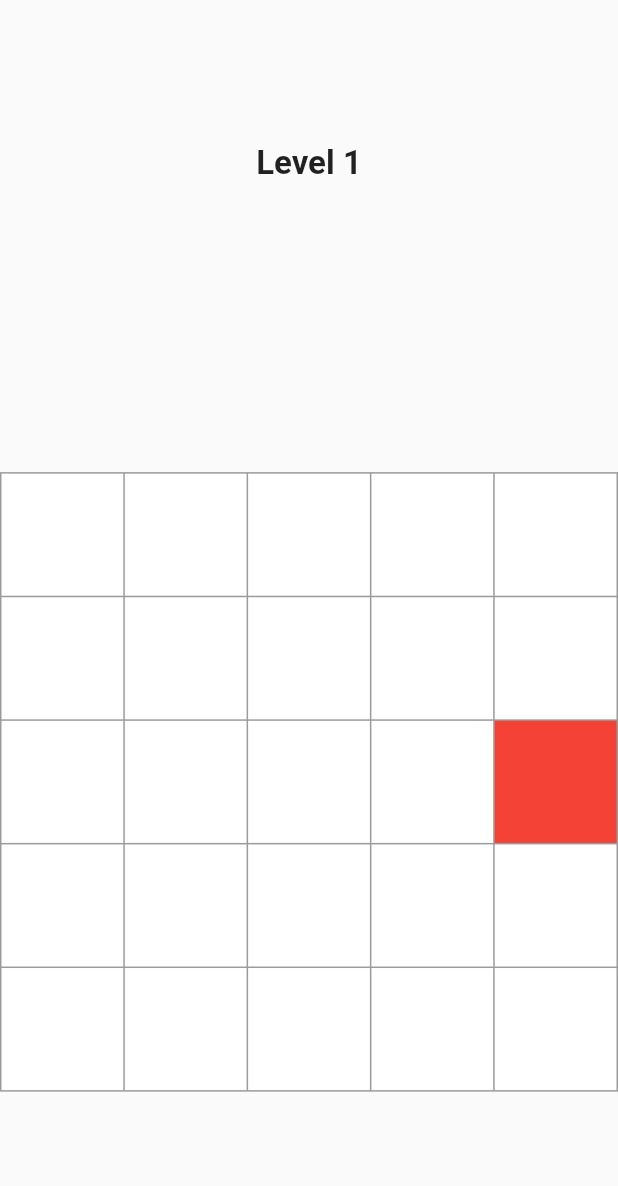
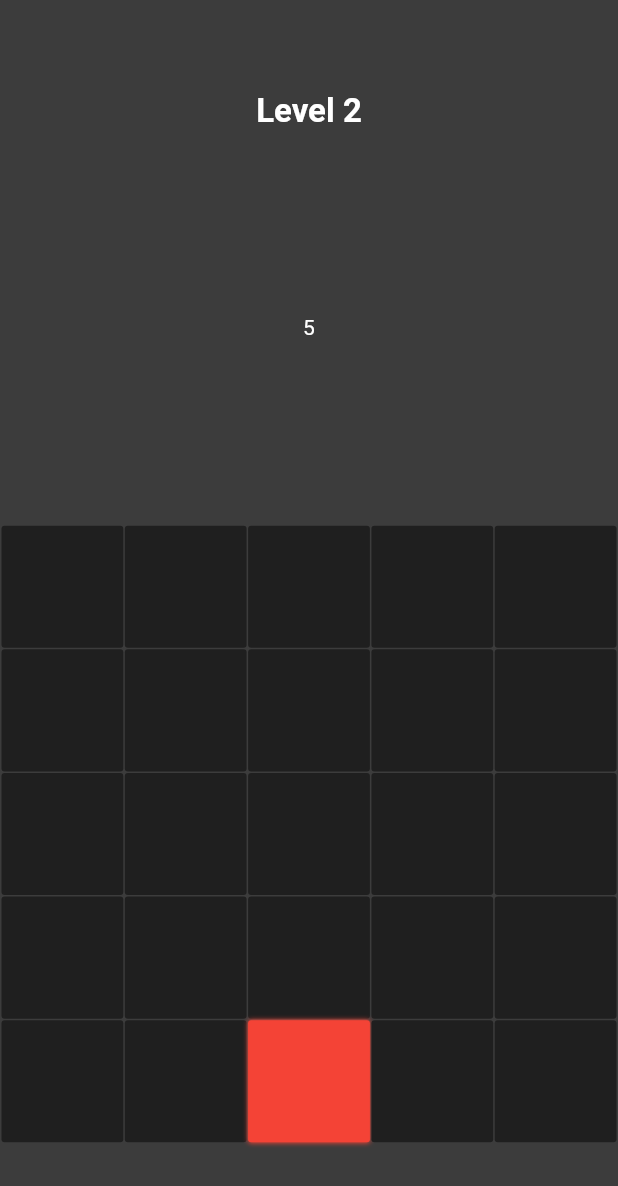
Before and after one commit to schmeff/block-drop, a Flutter app: the screen it shows after launch, after a tap on an icon or button, on a phone screen of 412 x 824 dp. Shown: the top 1186 px of the screen. Run offline on Flutter 3.47's test engine with Material 2 defaults, Android fonts, the phone set to English and light mode, and no system bars.

Commit message:
BD-2 - Figure out theme

```diff
--- a/lib/data/levels_data.dart
+++ b/lib/data/levels_data.dart
@@ -14,20 +14,20 @@ class LevelsData {
       "blockCount": 5
     },
     2: {
-      "number": 1,
+      "number": 2,
       "levelDimensions": {"rows": 5, "columns": 5},
       "enemies": [
         {
           "id": 0,
           "position": {"row": 4, "column": 0},
           "status": 1,
-          "route": [0, 0, 1, 1]
+          "route": [2, 2, 3, 3]
         }
       ],
       "blockCount": 5
     },
     3: {
-      "number": 1,
+      "number": 3,
       "levelDimensions": {"rows": 5, "columns": 5},
       "enemies": [
         {
--- a/lib/main.dart
+++ b/lib/main.dart
@@ -30,7 +30,8 @@ class MyApp extends StatelessWidget {
     return MaterialApp(
       title: 'Game',
       theme: ThemeData(
-        primarySwatch: Colors.blue,
+        brightness: Brightness.dark,
+        primaryColor: Colors.teal,
         visualDensity: VisualDensity.adaptivePlatformDensity,
       ),
       home: LevelSelectScreen(),
--- a/lib/providers/block.dart
+++ b/lib/providers/block.dart
@@ -3,9 +3,19 @@ import 'package:collection/collection.dart';
 
 import '../exceptions/block_exception.dart';
 
-enum Direction { UP, DOWN, LEFT, RIGHT, NONE } // DO NOT CHANGE THE ORDER THESE ARE LISTED IN
+enum Direction {
+  UP,
+  DOWN,
+  LEFT,
+  RIGHT,
+  NONE
+} // DO NOT CHANGE THE ORDER THESE ARE LISTED IN
 
-enum BlockStatus { ALLY, ENEMY, EMPTY } // DO NOT CHANGE THE ORDER THESE ARE LISTED IN
+enum BlockStatus {
+  ALLY,
+  ENEMY,
+  EMPTY
+} // DO NOT CHANGE THE ORDER THESE ARE LISTED IN
 
 class Position {
   int _row;
@@ -21,10 +31,7 @@ class Position {
     return this._column;
   }
 
-  Map toJson() => {
-    'row': this._row,
-    'column': this._column
-  };
+  Map toJson() => {'row': this._row, 'column': this._column};
 }
 
 class Block {
@@ -90,15 +97,16 @@ class Block {
     if (this._currentDirectionIndex >= _route.length) {
       this._currentDirectionIndex = 0;
     }
-    this._currentDirectionIndex = this._currentDirectionIndex >= _route.length - 1
+    this._currentDirectionIndex =
+        this._currentDirectionIndex >= _route.length - 1
             ? 0
             : this._currentDirectionIndex + 1;
   }
 
   Color get color {
-    if (status == BlockStatus.ALLY) return Colors.blue;
+    if (status == BlockStatus.ALLY) return Colors.teal;
     if (status == BlockStatus.ENEMY) return Colors.red;
 
-    return Colors.white;
+    return Color.fromRGBO(31, 31, 31, 1);
   }
 }
--- a/lib/providers/map.dart
+++ b/lib/providers/map.dart
@@ -9,6 +9,7 @@ class Map with ChangeNotifier {
   List<List<Block>> _map;
   List<Block> _enemies = List();
   int _blockCount;
+  List<int> _enemiesToBeRemoved = List();
 
   List<List<Block>> get map {
     return this._map;
@@ -73,6 +74,10 @@ class Map with ChangeNotifier {
           }
           enemy.incrementDirection();
         });
+        this
+            ._enemiesToBeRemoved
+            .forEach((enemyId) => this._removeEnemy(enemyId));
+        this._enemiesToBeRemoved.clear();
         _moveEnemies();
         notifyListeners();
       }
@@ -95,7 +100,7 @@ class Map with ChangeNotifier {
     _markCellAsEmpty(enemy.position.row, enemy.position.column);
     if (this._map[enemy.position.row - 1][enemy.position.column].status ==
         BlockStatus.ALLY) {
-      this._removeEnemy(enemy.id);
+      this._enemiesToBeRemoved.add(enemy.id);
     } else {
       enemy.setPosition(enemy.position.row - 1, enemy.position.column);
       this._map[enemy.position.row][enemy.position.column] = enemy;
@@ -109,7 +114,9 @@ class Map with ChangeNotifier {
   }
 
   dropBlock(int column) {
-    if (this._map[0][column].status == BlockStatus.EMPTY) {
+    if (this._map[0][column].status == BlockStatus.EMPTY &&
+        this._blockCount > 0) {
+      this._blockCount -= 1;
       this._map[0][column] =
           Block(Position(0, column), BlockStatus.ALLY, [Direction.DOWN]);
       notifyListeners();
@@ -135,6 +142,7 @@ class Map with ChangeNotifier {
         this._map[row + 1][column].status == BlockStatus.ENEMY) {
       this._markCellAsEmpty(row, column);
       if (this._map[row + 1][column].status == BlockStatus.ENEMY) {
+        this._blockCount += 1;
         this._removeEnemy(this._map[row + 1][column].id);
       }
       this._markCellAsAlly(row + 1, column);
@@ -146,4 +154,10 @@ class Map with ChangeNotifier {
   _removeEnemy(int id) {
     this._enemies.removeWhere((enemy) => enemy.id == id);
   }
+
+  clearMap() {
+    if (this._enemies.length > 0) {
+      this._enemies = [];
+    }
+  }
 }
--- a/lib/screens/game_screen.dart
+++ b/lib/screens/game_screen.dart
@@ -1,6 +1,10 @@
 import 'package:flutter/material.dart';
+import 'package:provider/provider.dart';
 
 import '../widgets/map_layout.dart';
+
+import '../providers/map.dart';
+import '../providers/levels.dart';
 
 class GameScreen extends StatefulWidget {
   static const routeName = '/game';
@@ -12,8 +16,14 @@ class GameScreen extends StatefulWidget {
 class _GameScreenState extends State<GameScreen> {
   @override
   Widget build(BuildContext context) {
-    return Scaffold(
+    return WillPopScope(
+      onWillPop: () async {
+        Provider.of<Map>(context, listen: false).clearMap();
+        return true;
+      },
+      child: Scaffold(
         body: Container(
+          color: Color.fromRGBO(60, 60, 60, 1),
           height: MediaQuery.of(context).size.height,
           width: MediaQuery.of(context).size.width,
           child: Column(
@@ -21,11 +31,13 @@ class _GameScreenState extends State<GameScreen> {
             mainAxisAlignment: MainAxisAlignment.spaceAround,
             children: <Widget>[
               Text(
-              "Level 1",
+                "Level ${Provider.of<Levels>(context, listen: false).currentLevelNumber}",
                 style: TextStyle(fontSize: 22.0, fontWeight: FontWeight.bold),
               ),
+              Text(Provider.of<Map>(context).blockCount.toString()),
               MapLayout(),
             ],
+          ),
         ),
       ),
     );
--- a/lib/widgets/levels_grid_item.dart
+++ b/lib/widgets/levels_grid_item.dart
@@ -19,10 +19,10 @@ class LevelsGridItem extends StatelessWidget {
           levelNumber.toString(),
           style: TextStyle(color: Colors.white, fontSize: 20),
         ),
-        color: Theme.of(context).primaryColor,
       ),
-      onTap: (){
-        Provider.of<Levels>(context, listen: false).setCurrentLevelNumber(this.levelNumber);
+      onTap: () {
+        Provider.of<Levels>(context, listen: false)
+            .setCurrentLevelNumber(this.levelNumber);
         Navigator.of(context).pushNamed(GameScreen.routeName);
       },
     );
--- a/lib/widgets/map_cell.dart
+++ b/lib/widgets/map_cell.dart
@@ -14,11 +14,25 @@ class MapCell extends StatelessWidget {
     return Flexible(
       child: GestureDetector(
         onTap: () {
-          Provider.of<Map>(context, listen: false).dropBlock(_block.position.column);
+          Provider.of<Map>(context, listen: false)
+              .dropBlock(_block.position.column);
         },
         child: Container(
           margin: EdgeInsets.all(0.5),
-          color: _block.color,
+          decoration: BoxDecoration(
+            color: _block.color,
+            borderRadius: BorderRadius.circular(2.0),
+            boxShadow: _block.color != Color.fromRGBO(31, 31, 31, 1)
+                ? [
+                    BoxShadow(
+                      color: _block.color,
+                      blurRadius: 2.0,
+                      spreadRadius: 0.0,
+                      offset: Offset(0.0, 0.0),
+                    )
+                  ]
+                : null,
+          ),
         ),
       ),
     );
--- a/lib/widgets/map_layout.dart
+++ b/lib/widgets/map_layout.dart
@@ -24,7 +24,7 @@ class MapLayout extends StatelessWidget {
     var mapHeight = MediaQuery.of(context).size.height / 2;
     var mapWidth = mapHeight;
     return Container(
-      color: Colors.black38,
+      color: Color.fromRGBO(60, 60, 60, 1),
       padding: EdgeInsets.all(0.5),
       height: mapHeight + 1,
       width: mapWidth,
```
Lines whose indentation alone changed are shown as unchanged.
